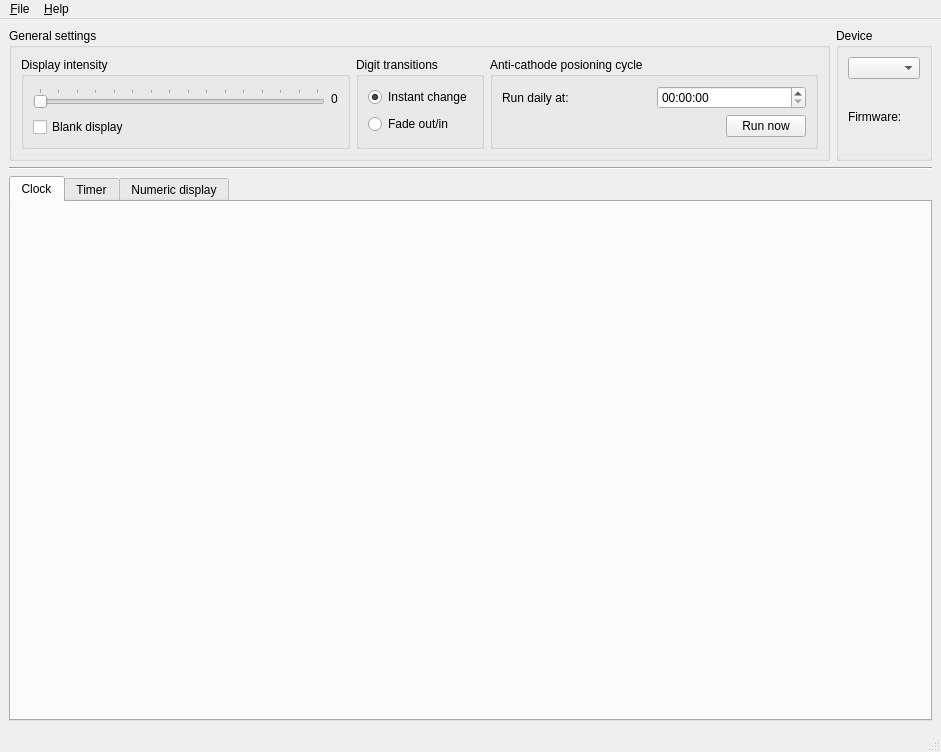
The window that sw/nixiedisp-gui/ui/mainwin.ui (jtsiomb/nixiedisp) describes before a commit, drawn with Qt 5.
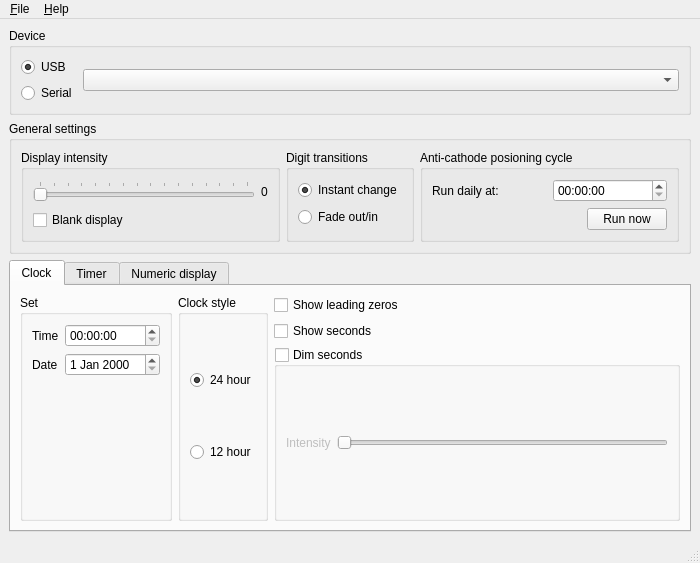
The same window after the commit.

```diff
--- a/sw/nixiedisp-gui/ui/mainwin.ui
+++ b/sw/nixiedisp-gui/ui/mainwin.ui
@@ -6,19 +6,66 @@
    <rect>
     <x>0</x>
     <y>0</y>
-    <width>941</width>
-    <height>752</height>
+    <width>700</width>
+    <height>563</height>
    </rect>
   </property>
   <property name="windowTitle">
    <string>MainWindow</string>
   </property>
   <widget class="QWidget" name="centralwidget">
-   <layout class="QVBoxLayout" name="verticalLayout_6">
+   <layout class="QVBoxLayout" name="verticalLayout_5">
     <item>
+     <widget class="QGroupBox" name="groupBox_5">
+      <property name="title">
+       <string>Device</string>
+      </property>
      <layout class="QHBoxLayout" name="horizontalLayout_5">
       <item>
+        <layout class="QVBoxLayout" name="verticalLayout_2" stretch="0,0">
+         <item>
+          <widget class="QRadioButton" name="rad_dev_usb">
+           <property name="text">
+            <string>USB</string>
+           </property>
+           <property name="checked">
+            <bool>true</bool>
+           </property>
+          </widget>
+         </item>
+         <item>
+          <widget class="QRadioButton" name="rad_dev_serial">
+           <property name="text">
+            <string>Serial</string>
+           </property>
+          </widget>
+         </item>
+        </layout>
+       </item>
+       <item>
+        <widget class="QComboBox" name="cbox_devsel">
+         <property name="sizePolicy">
+          <sizepolicy hsizetype="Expanding" vsizetype="Fixed">
+           <horstretch>0</horstretch>
+           <verstretch>0</verstretch>
+          </sizepolicy>
+         </property>
+         <property name="sizeAdjustPolicy">
+          <enum>QComboBox::AdjustToContentsOnFirstShow</enum>
+         </property>
+        </widget>
+       </item>
+      </layout>
+     </widget>
+    </item>
+    <item>
        <widget class="QGroupBox" name="groupBox_2">
+      <property name="sizePolicy">
+       <sizepolicy hsizetype="Preferred" vsizetype="Preferred">
+        <horstretch>0</horstretch>
+        <verstretch>0</verstretch>
+       </sizepolicy>
+      </property>
         <property name="title">
          <string>General settings</string>
         </property>
@@ -105,7 +152,7 @@
              <property name="title">
               <string>Anti-cathode posioning cycle</string>
              </property>
-             <layout class="QVBoxLayout" name="verticalLayout_2">
+           <layout class="QVBoxLayout" name="verticalLayout_8">
               <item>
                <layout class="QHBoxLayout" name="horizontalLayout">
                 <item>
@@ -153,34 +200,6 @@
        </widget>
       </item>
       <item>
-       <widget class="QGroupBox" name="groupBox_5">
-        <property name="title">
-         <string>Device</string>
-        </property>
-        <layout class="QVBoxLayout" name="verticalLayout_5">
-         <item>
-          <widget class="QComboBox" name="cbox_devpath"/>
-         </item>
-         <item>
-          <widget class="QLabel" name="lb_dev_fwver">
-           <property name="text">
-            <string>Firmware:</string>
-           </property>
-          </widget>
-         </item>
-        </layout>
-       </widget>
-      </item>
-     </layout>
-    </item>
-    <item>
-     <widget class="Line" name="line">
-      <property name="orientation">
-       <enum>Qt::Horizontal</enum>
-      </property>
-     </widget>
-    </item>
-    <item>
      <widget class="QTabWidget" name="tabs">
       <property name="currentIndex">
        <number>0</number>
@@ -189,6 +208,122 @@
        <attribute name="title">
         <string>Clock</string>
        </attribute>
+       <layout class="QGridLayout" name="gridLayout">
+        <item row="0" column="0">
+         <widget class="QGroupBox" name="groupBox_7">
+          <property name="title">
+           <string>Set</string>
+          </property>
+          <layout class="QFormLayout" name="formLayout">
+           <item row="0" column="0">
+            <widget class="QLabel" name="label_2">
+             <property name="text">
+              <string>Time</string>
+             </property>
+            </widget>
+           </item>
+           <item row="0" column="1">
+            <widget class="QTimeEdit" name="time_edit"/>
+           </item>
+           <item row="1" column="0">
+            <widget class="QLabel" name="label_4">
+             <property name="text">
+              <string>Date</string>
+             </property>
+            </widget>
+           </item>
+           <item row="1" column="1">
+            <widget class="QDateEdit" name="date_edit"/>
+           </item>
+          </layout>
+         </widget>
+        </item>
+        <item row="0" column="1">
+         <widget class="QGroupBox" name="groupBox_6">
+          <property name="title">
+           <string>Clock style</string>
+          </property>
+          <property name="checkable">
+           <bool>false</bool>
+          </property>
+          <layout class="QVBoxLayout" name="verticalLayout_6">
+           <item>
+            <widget class="QRadioButton" name="rad_clock_24hr">
+             <property name="text">
+              <string>24 hour</string>
+             </property>
+             <property name="checked">
+              <bool>true</bool>
+             </property>
+            </widget>
+           </item>
+           <item>
+            <widget class="QRadioButton" name="rad_clock_12hr">
+             <property name="text">
+              <string>12 hour</string>
+             </property>
+            </widget>
+           </item>
+          </layout>
+         </widget>
+        </item>
+        <item row="0" column="2">
+         <layout class="QVBoxLayout" name="verticalLayout_7">
+          <item>
+           <widget class="QCheckBox" name="chk_clock_zeros">
+            <property name="text">
+             <string>Show leading zeros</string>
+            </property>
+           </widget>
+          </item>
+          <item>
+           <widget class="QCheckBox" name="chk_clock_showsec">
+            <property name="text">
+             <string>Show seconds</string>
+            </property>
+           </widget>
+          </item>
+          <item>
+           <widget class="QGroupBox" name="frm_dimsec">
+            <property name="title">
+             <string>Dim seconds</string>
+            </property>
+            <property name="checkable">
+             <bool>true</bool>
+            </property>
+            <property name="checked">
+             <bool>false</bool>
+            </property>
+            <layout class="QHBoxLayout" name="horizontalLayout_7">
+             <item>
+              <widget class="QLabel" name="label_5">
+               <property name="text">
+                <string>Intensity</string>
+               </property>
+              </widget>
+             </item>
+             <item>
+              <widget class="QSlider" name="slider_clock_dimsec">
+               <property name="maximum">
+                <number>100</number>
+               </property>
+               <property name="pageStep">
+                <number>4</number>
+               </property>
+               <property name="orientation">
+                <enum>Qt::Horizontal</enum>
+               </property>
+               <property name="tickPosition">
+                <enum>QSlider::NoTicks</enum>
+               </property>
+              </widget>
+             </item>
+            </layout>
+           </widget>
+          </item>
+         </layout>
+        </item>
+       </layout>
       </widget>
       <widget class="QWidget" name="tab_timer">
        <attribute name="title">
@@ -209,7 +344,7 @@
     <rect>
      <x>0</x>
      <y>0</y>
-     <width>941</width>
+     <width>700</width>
      <height>22</height>
     </rect>
    </property>
```
Left out of the diff: 99 changed lines with no effect on the pictures. Lines whose indentation alone changed are shown as unchanged.
